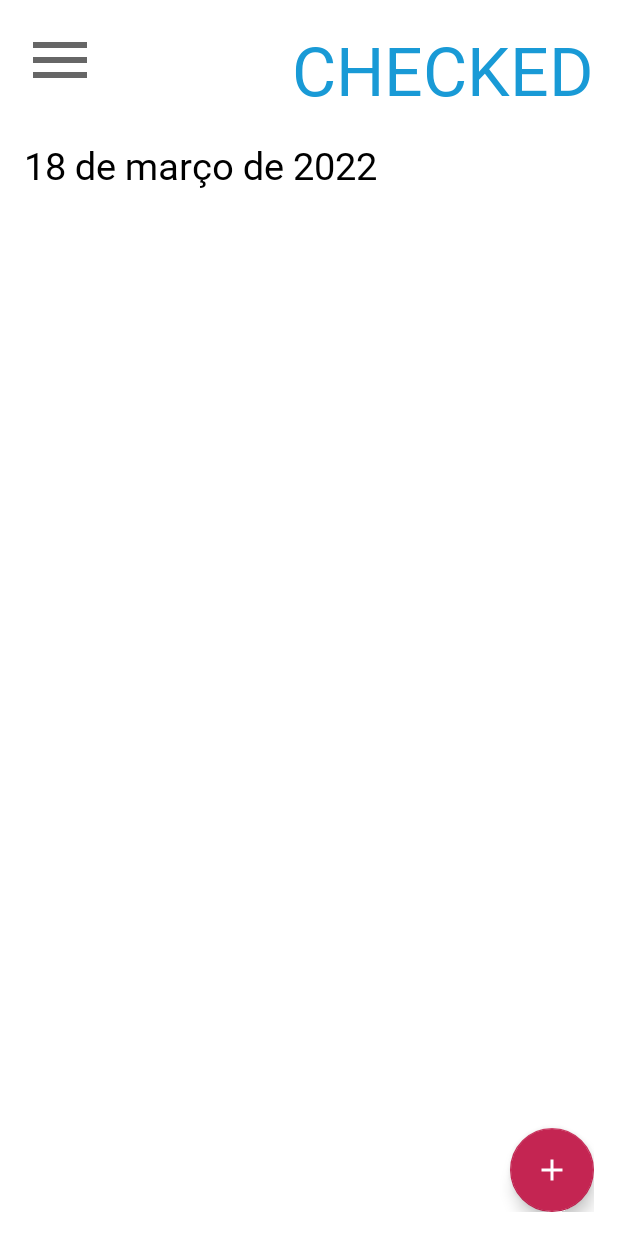
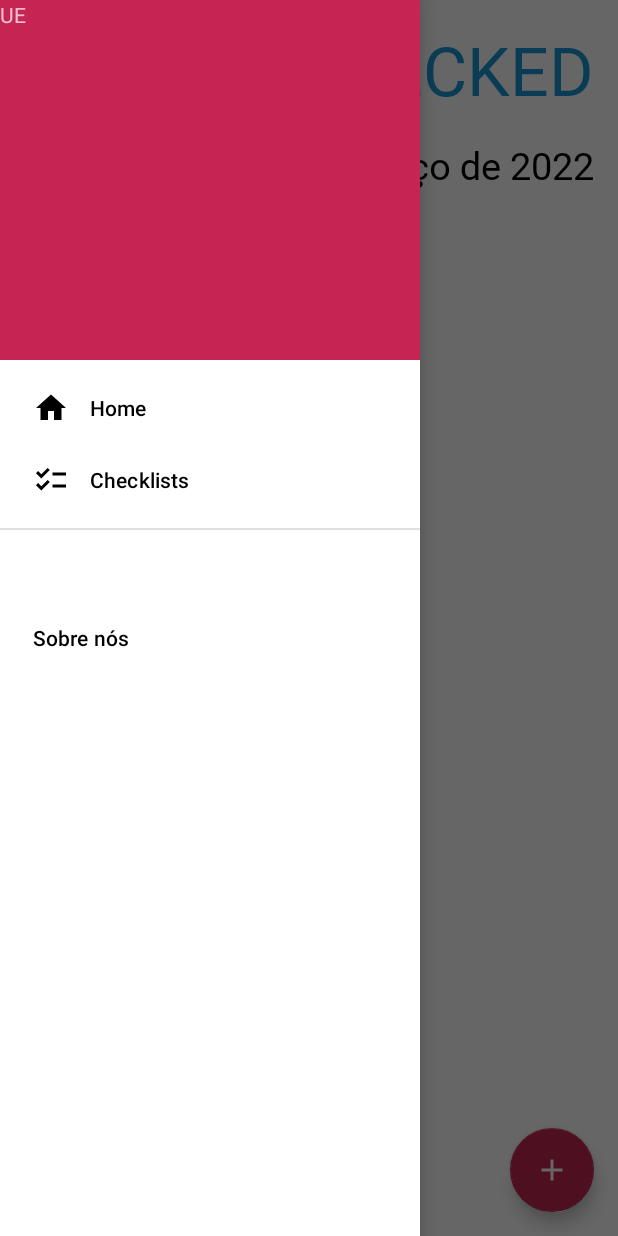
Before and after one commit to BarrosLucas/Checked, an Android app: the screen it shows after launch (HomeActivity), after a tap on an icon or button, on a phone screen of 412 x 824 dp. Run offline under Robolectric (Android 15) with nearby library versions, the phone set to English and light mode, and no system bars.

Commit message:
checklist default ok

```diff
--- a/app/src/main/AndroidManifest.xml
+++ b/app/src/main/AndroidManifest.xml
@@ -14,7 +14,8 @@
             android:exported="false" />
         <activity
             android:name=".view.MainActivity"
-            android:exported="true">
+            android:exported="true"
+            android:theme="@style/AppFullScreenTheme" >
             <intent-filter>
                 <action android:name="android.intent.action.MAIN" />
 
--- a/app/src/main/java/com/example/checked/view/HomeActivity.java
+++ b/app/src/main/java/com/example/checked/view/HomeActivity.java
@@ -1,55 +1,73 @@
 package com.example.checked.view;
 
 import androidx.annotation.NonNull;
+import androidx.appcompat.app.ActionBarDrawerToggle;
 import androidx.drawerlayout.widget.DrawerLayout;
 import androidx.fragment.app.FragmentActivity;
 
 import android.os.Bundle;
 import android.view.Gravity;
 import android.view.MenuItem;
+import android.view.View;
 import android.widget.ImageView;
 
 import com.example.checked.R;
 import com.example.checked.infra.CheckListPersistence;
 import com.example.checked.utils.ViewDialog;
 import com.example.checked.view.fragment.DefaultFragment;
+import com.example.checked.view.fragment.FragmentBase;
 import com.google.android.material.floatingactionbutton.FloatingActionButton;
+import com.google.android.material.navigation.NavigationView;
 
-public class HomeActivity extends FragmentActivity {
+public class HomeActivity extends FragmentActivity implements NavigationView.OnNavigationItemSelectedListener {
     private int page = 0;
     private long idChecklist;
     private DrawerLayout drawerLayout;
     private ImageView menu;
     private FloatingActionButton floatingActionButton;
+    private FragmentBase fragmentBase;
 
     @Override
     protected void onCreate(Bundle savedInstanceState) {
         super.onCreate(savedInstanceState);
         setContentView(R.layout.activity_home);
 
-        drawerLayout = (DrawerLayout) findViewById(R.id.drawer_layout);
+        NavigationView navigationView = (NavigationView) findViewById(R.id.nav_view);
+        navigationView.setNavigationItemSelectedListener(this);
+
+        DrawerLayout drawer = (DrawerLayout) findViewById(R.id.drawer_layout);
+        ActionBarDrawerToggle toggle = new ActionBarDrawerToggle(
+                this, drawer, R.string.navigation_drawer_open, R.string.navigation_drawer_close);
+        drawer.addDrawerListener(toggle);
+        toggle.syncState();
+
         menu = (ImageView) findViewById(R.id.menu);
         floatingActionButton = (FloatingActionButton)findViewById(R.id.floating);
-
         idChecklist = (new CheckListPersistence(getBaseContext())).selectDefault().getId();
 
-        menu.setOnClickListener((view)->{drawerLayout.openDrawer(Gravity.LEFT);});
-        floatingActionButton.setOnClickListener((view)->{(new ViewDialog()).showDialog(this,idChecklist);});
+        menu.setOnClickListener(new View.OnClickListener() {
+            @Override
+            public void onClick(View view) {
+                drawer.openDrawer(Gravity.START);
+            }
+        });
 
         goToListItem();
+
+        floatingActionButton.setOnClickListener((view)->{fragmentBase.addItem();});
     }
 
     private void goToListItem(){
-        DefaultFragment fragment = DefaultFragment.newInstance();
+        fragmentBase = DefaultFragment.newInstance(idChecklist);
 
         getSupportFragmentManager().
                 beginTransaction().
-                add(R.id.container, fragment, "default_fragment").
+                add(R.id.container, fragmentBase, "default_fragment").
                 commit();
     }
 
     @Override
-    public boolean onOptionsItemSelected(@NonNull MenuItem item) {
+    public boolean onNavigationItemSelected(@NonNull MenuItem item) {
         switch (item.getItemId()){
             case R.id.nav_home:
                 goToListItem();
@@ -63,4 +81,9 @@ public class HomeActivity extends FragmentActivity {
                 return super.onOptionsItemSelected(item);
         }
     }
+
+    @Override
+    public void onPointerCaptureChanged(boolean hasCapture) {
+        super.onPointerCaptureChanged(hasCapture);
+    }
 }
--- a/app/src/main/java/com/example/checked/view/fragment/DefaultFragment.java
+++ b/app/src/main/java/com/example/checked/view/fragment/DefaultFragment.java
@@ -1,5 +1,6 @@
 package com.example.checked.view.fragment;
 
+import android.content.DialogInterface;
 import android.graphics.Color;
 import android.os.Bundle;
 
@@ -12,30 +13,38 @@ import androidx.recyclerview.widget.RecyclerView;
 import android.view.LayoutInflater;
 import android.view.View;
 import android.view.ViewGroup;
+import android.widget.TextView;
 
 import com.example.checked.R;
+import com.example.checked.infra.ItemListPersistence;
+import com.example.checked.utils.ViewDialog;
 import com.example.checked.view.adapter.TaskItemRecyclerViewAdapter;
 import com.example.checked.infra.CheckListPersistence;
 import com.example.checked.model.ItemTask;
 import com.example.checked.utils.SwipeToDeleteCallback;
 import com.google.android.material.snackbar.Snackbar;
 
+import java.util.Calendar;
+import java.util.Date;
+
 /**
  * A simple {@link Fragment} subclass.
  * Use the {@link DefaultFragment#newInstance} factory method to
  * create an instance of this fragment.
  */
-public class DefaultFragment extends Fragment {
+public class DefaultFragment extends FragmentBase {
     private TaskItemRecyclerViewAdapter mAdapter;
     private RecyclerView recyclerView;
+    private long idChecklist;
+    private TextView currentDay;
 
-    public DefaultFragment() {
-
+    public DefaultFragment(long idChecklist) {
+        this.idChecklist = idChecklist;
     }
 
 
-    public static DefaultFragment newInstance() {
-        DefaultFragment fragment = new DefaultFragment();
+    public static DefaultFragment newInstance(long idChecklist) {
+        DefaultFragment fragment = new DefaultFragment(idChecklist);
         return fragment;
     }
 
@@ -52,11 +61,11 @@ public class DefaultFragment extends Fragment {
 
         recyclerView = (RecyclerView) view.findViewById(R.id.list);
         recyclerView.setLayoutManager(new LinearLayoutManager(getContext()));
-        mAdapter = new TaskItemRecyclerViewAdapter((new CheckListPersistence(getContext())).selectDefault().getTaskList());
 
-        recyclerView.setAdapter(mAdapter);
+        currentDay = (TextView) view.findViewById(R.id.current_day);
 
-        enableSwipeToDelete();
+        currentDay.setText(setDay());
+        updateList();
 
         return view;
     }
@@ -72,11 +81,13 @@ public class DefaultFragment extends Fragment {
                 if(mAdapter.deleteItem(getContext(), position)){
                     Snackbar snackbar = Snackbar
                             .make(viewHolder.itemView, "Item was removed from the list.", Snackbar.LENGTH_LONG);
+                    updateList();
                     snackbar.setAction("UNDO", new View.OnClickListener() {
                         @Override
                         public void onClick(View view) {
                             mAdapter.restoreItem(getContext(), item, position);
                             recyclerView.scrollToPosition(position);
+                            updateList();
                         }
                     });
                     snackbar.setActionTextColor(Color.YELLOW);
@@ -90,4 +101,74 @@ public class DefaultFragment extends Fragment {
         itemTouchhelper.attachToRecyclerView(recyclerView);
 
     }
+
+    @Override
+    public void addItem(){
+        (new ViewDialog()).showDialog(getActivity(),idChecklist).setOnDismissListener(
+                new DialogInterface.OnDismissListener() {
+                    @Override
+                    public void onDismiss(DialogInterface dialogInterface) {
+                        updateList();
+                    }
+                }
+        );
+    }
+
+    private void updateList(){
+        mAdapter = new TaskItemRecyclerViewAdapter((new CheckListPersistence(getContext())).selectDefault().getTaskList());
+        recyclerView.setAdapter(mAdapter);
+        enableSwipeToDelete();
+    }
+
+    private String setDay(){
+        Calendar calendar = Calendar.getInstance();
+        int day = calendar.get(Calendar.DAY_OF_MONTH);
+        int month = calendar.get(Calendar.MONTH) + 1;
+        int year = calendar.get(Calendar.YEAR);
+
+        String date = day+" de ";
+        switch (month){
+            case 1:
+                date += "Janeiro de ";
+                break;
+            case 2:
+                date += "Fevereiro de ";
+                break;
+            case 3:
+                date += "Março de ";
+                break;
+            case 4:
+                date += "Abril de ";
+                break;
+            case 5:
+                date += "Maio de ";
+                break;
+            case 6:
+                date += "Junho de ";
+                break;
+            case 7:
+                date += "Julho de ";
+                break;
+            case 8:
+                date += "Agosto de ";
+                break;
+            case 9:
+                date += "Setembro de ";
+                break;
+            case 10:
+                date += "Outubro de ";
+                break;
+            case 11:
+                date += "Novembro de ";
+                break;
+            case 12:
+                date += "Dezembro de ";
+                break;
+
+        }
+        date += year;
+
+        return date;
+    }
+
 }
--- /dev/null
+++ b/app/src/main/java/com/example/checked/view/fragment/FragmentBase.java
@@ -0,0 +1,7 @@
+package com.example.checked.view.fragment;
+
+import androidx.fragment.app.Fragment;
+
+public abstract class FragmentBase extends Fragment {
+    public abstract void addItem();
+}
--- a/app/src/main/res/layout/activity_home.xml
+++ b/app/src/main/res/layout/activity_home.xml
@@ -1,16 +1,25 @@
 <?xml version="1.0" encoding="utf-8"?>
-<RelativeLayout xmlns:android="http://schemas.android.com/apk/res/android"
+<androidx.drawerlayout.widget.DrawerLayout xmlns:android="http://schemas.android.com/apk/res/android"
     xmlns:app="http://schemas.android.com/apk/res-auto"
     xmlns:tools="http://schemas.android.com/tools"
+    android:id="@+id/drawer_layout"
+    android:layout_width="match_parent"
+    android:layout_height="match_parent"
+    android:fitsSystemWindows="true"
+    tools:openDrawer="start">
+
+    <RelativeLayout
         android:layout_width="match_parent"
         android:layout_height="match_parent"
         android:orientation="vertical"
         android:layout_margin="@dimen/margin_default"
         tools:context=".view.HomeActivity">
 
+
         <LinearLayout
             android:layout_width="match_parent"
             android:layout_height="match_parent"
+            android:layout_margin="@dimen/margin_default"
             android:orientation="vertical">
             <RelativeLayout
                 android:layout_width="match_parent"
@@ -43,6 +52,7 @@
 
         <com.google.android.material.floatingactionbutton.FloatingActionButton
             android:id="@+id/floating"
+            android:layout_margin="@dimen/margin_default"
             android:layout_alignParentEnd="true"
             android:layout_alignParentBottom="true"
             android:layout_width="wrap_content"
@@ -51,3 +61,14 @@
             app:backgroundTint="@color/primary_color_app"
             app:tint="@color/white"/>
     </RelativeLayout>
+
+    <com.google.android.material.navigation.NavigationView
+        android:id="@+id/nav_view"
+        android:layout_width="wrap_content"
+        android:layout_height="match_parent"
+        android:layout_gravity="start"
+        android:fitsSystemWindows="true"
+        app:headerLayout="@layout/nav_header"
+        app:menu="@menu/menu" />
+
+</androidx.drawerlayout.widget.DrawerLayout>
--- a/app/src/main/res/layout/drawer_navigation.xml
+++ b/app/src/main/res/layout/drawer_navigation.xml
@@ -1,6 +1,4 @@
 <?xml version="1.0" encoding="utf-8"?>
-
-<!--the root view must be the DrawerLayout-->
 <androidx.drawerlayout.widget.DrawerLayout
     xmlns:android="http://schemas.android.com/apk/res/android"
     xmlns:app="http://schemas.android.com/apk/res-auto"
--- a/app/src/main/res/layout/fragment_default.xml
+++ b/app/src/main/res/layout/fragment_default.xml
@@ -14,10 +14,11 @@
             android:layout_height="wrap_content"
             android:layout_marginVertical="@dimen/margin_default">
             <TextView
+                android:id="@+id/current_day"
                 android:layout_width="wrap_content"
                 android:layout_height="wrap_content"
                 android:fontFamily="@font/jua"
-                android:layout_alignPbarentEnd="true"
+                android:layout_alignParentEnd="true"
                 android:textColor="@color/black"
                 android:textSize="@dimen/subtitle_size"
                 android:text="18 de março de 2022" />
--- a/app/src/main/res/layout/fragment_item.xml
+++ b/app/src/main/res/layout/fragment_item.xml
@@ -1,13 +1,15 @@
 <?xml version="1.0" encoding="utf-8"?>
 <LinearLayout xmlns:android="http://schemas.android.com/apk/res/android"
-    android:layout_width="wrap_content"
+    android:layout_width="match_parent"
     android:layout_height="wrap_content"
     android:orientation="horizontal">
 
     <CheckBox
         android:id="@+id/item_check"
+        android:layout_marginVertical="@dimen/margin_item"
         android:layout_width="wrap_content"
         android:layout_height="wrap_content"
         android:layout_gravity="center"
+        android:textSize="@dimen/button_size"
         android:fontFamily="@font/jua"/>
 </LinearLayout>
--- /dev/null
+++ b/app/src/main/res/layout/nav_header.xml
@@ -0,0 +1,16 @@
+<?xml version="1.0" encoding="utf-8"?>
+<LinearLayout xmlns:android="http://schemas.android.com/apk/res/android"
+    xmlns:app="http://schemas.android.com/apk/res-auto"
+    android:layout_width="match_parent"
+    android:layout_height="240dp"
+    android:background="@color/primary_color_app"
+    android:orientation="vertical"
+    android:theme="@style/ThemeOverlay.AppCompat.Dark">
+
+    <TextView
+        android:layout_width="wrap_content"
+        android:layout_height="wrap_content"
+        android:text="UE"/>
+
+
+</LinearLayout>
--- a/app/src/main/res/menu/menu.xml
+++ b/app/src/main/res/menu/menu.xml
@@ -1,16 +1,27 @@
 <?xml version="1.0" encoding="utf-8"?>
 <menu xmlns:android="http://schemas.android.com/apk/res/android"
-    xmlns:tools="http://schemas.android.com/tools"
-    tools:ignore="HardcodedText">
+xmlns:tools="http://schemas.android.com/tools"
+tools:showIn="navigation_view">
 
+<group android:checkableBehavior="single">
     <item
         android:id="@+id/nav_home"
         android:title="Home"
         android:icon="@drawable/ic_home"/>
-
     <item
         android:id="@+id/nav_checklists"
         android:title="Checklists"
         android:icon="@drawable/ic_checklist"/>
 
+</group>
+
+<item >
+    <menu>
+        <item
+            android:id="@+id/nav_share"
+            android:title="Sobre nós" />
+
+    </menu>
+</item>
+
 </menu>
--- a/app/src/main/res/values/dimens.xml
+++ b/app/src/main/res/values/dimens.xml
@@ -6,4 +6,8 @@
     <dimen name="text_margin">16dp</dimen>
     <dimen name="title_dialog">23dp</dimen>
     <dimen name="button_size">24sp</dimen>
+    <dimen name="edit_text_dialog">230dp</dimen>
+    <dimen name="margin_item">7dp</dimen>
+    <dimen name="margin_top_edit_text_dialog">35dp</dimen>
+    <dimen name="margin_bottom_edit_text_dialog">20dp</dimen>
 </resources>
--- a/app/src/main/res/values/strings.xml
+++ b/app/src/main/res/values/strings.xml
@@ -5,4 +5,7 @@
     <string name="new_item">Novo Item</string>
     <string name="cancel">Cancelar</string>
     <string name="ok">Ok</string>
+
+    <string name="navigation_drawer_open">Open navigation drawer</string>
+    <string name="navigation_drawer_close">Close navigation drawer</string>
 </resources>
--- a/app/src/main/res/values/themes.xml
+++ b/app/src/main/res/values/themes.xml
@@ -2,8 +2,8 @@
     <!-- Base application theme. -->
     <style name="Theme.Checked" parent="Theme.MaterialComponents.DayNight.DarkActionBar">
         <!-- Primary brand color. -->
-        <item name="colorPrimary">@color/purple_500</item>
-        <item name="colorPrimaryVariant">@color/purple_700</item>
+        <item name="colorPrimary">@color/primary_color_app</item>
+        <item name="colorPrimaryVariant">@color/primary_color_app</item>
         <item name="colorOnPrimary">@color/white</item>
         <!-- Secondary brand color. -->
         <item name="colorSecondary">@color/teal_200</item>
@@ -13,4 +13,9 @@
         <item name="android:statusBarColor" tools:targetApi="l">?attr/colorPrimaryVariant</item>
         <!-- Customize your theme here. -->
     </style>
+
+    <style name="AppFullScreenTheme" parent="Theme.AppCompat.Light.NoActionBar">
+        <item name="colorPrimaryDark">@color/primary_color_app</item>
+    </style>
+
 </resources>
```
Also changed, not shown: app/src/main/java/com/example/checked/infra/ItemListPersistence.java (+11 -3 lines), app/src/main/java/com/example/checked/utils/ViewDialog.java (+13 -2 lines), app/src/main/java/com/example/checked/view/adapter/TaskItemRecyclerViewAdapter.java (+10 -0 lines), app/src/main/res/layout/custom_dialog.xml (+12 -12 lines), app/src/main/res/drawable/ic_logo_min.png (added). Lines whose indentation alone changed are shown as unchanged.
